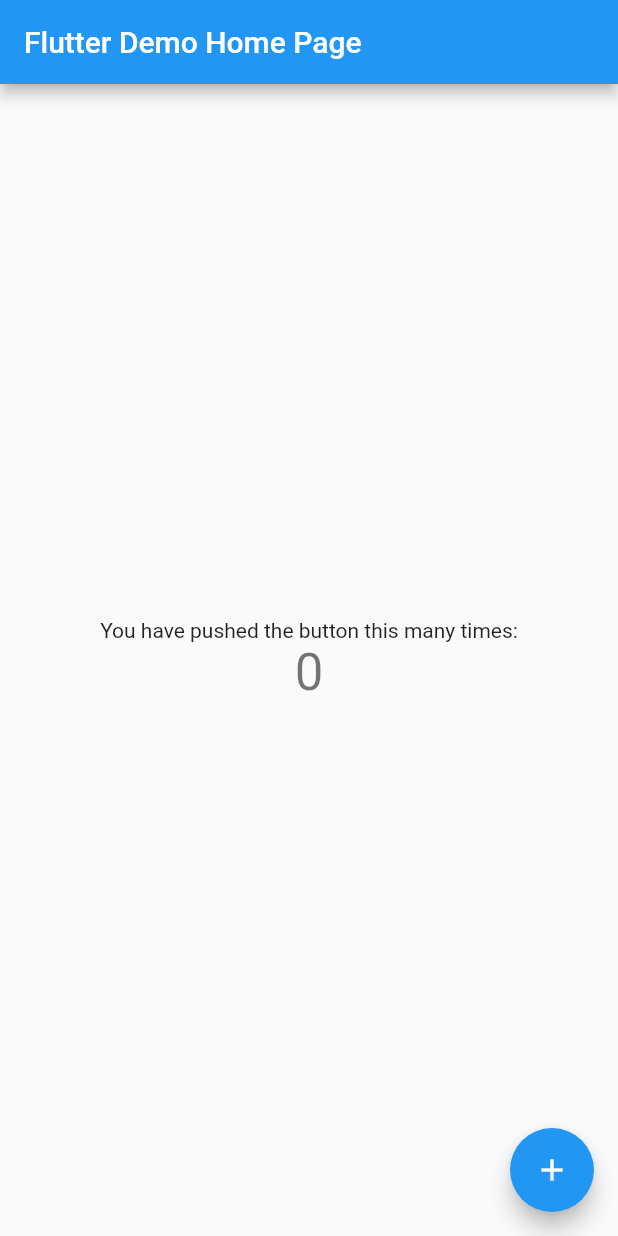
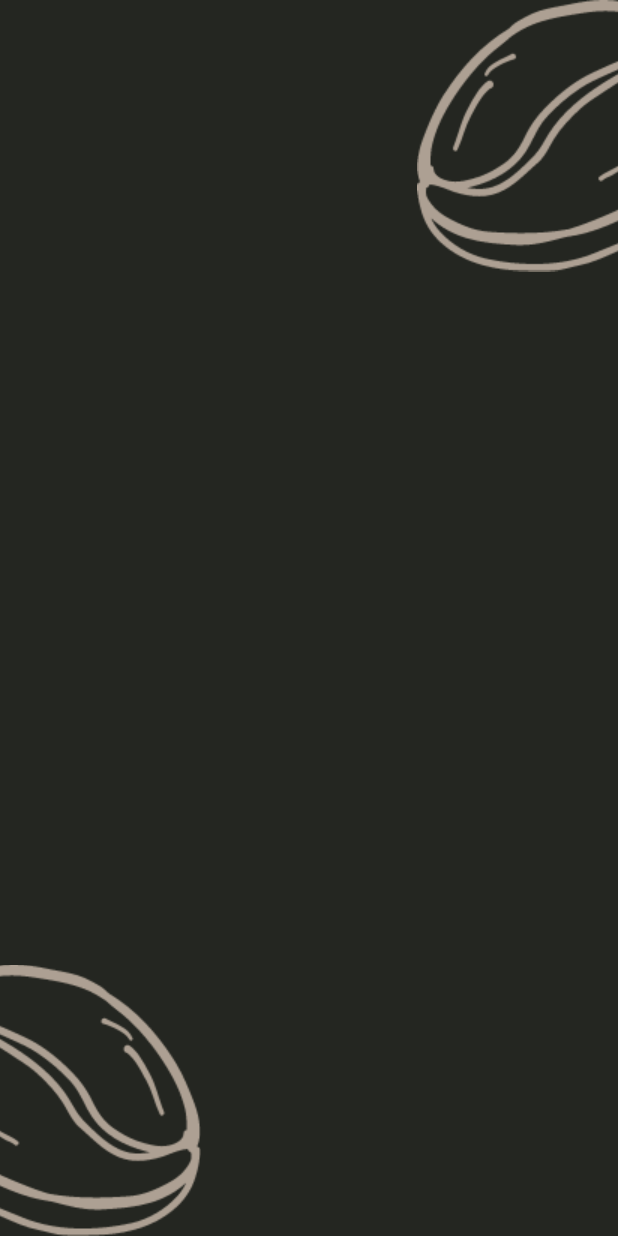
Before and after one commit to olayemii/coffee-store-ui, a Flutter app: the screen it shows after launch, on a phone screen of 412 x 824 dp. Run offline on Flutter 3.47's test engine with Material 2 defaults, Android fonts, the phone set to English and light mode, and no system bars; our stand-ins replace flutter_screenutil, google_fonts.

```diff
--- a/lib/main.dart
+++ b/lib/main.dart
@@ -1,117 +1,43 @@
+import 'package:coffee_store_ui/pages/landing_page.dart';
+import 'package:coffee_store_ui/utils/constants.dart';
 import 'package:flutter/material.dart';
+import 'package:flutter_screenutil/flutter_screenutil.dart';
+import 'package:google_fonts/google_fonts.dart';
 
 void main() {
   runApp(MyApp());
 }
 
 class MyApp extends StatelessWidget {
-  // This widget is the root of your application.
   @override
   Widget build(BuildContext context) {
-    return MaterialApp(
-      title: 'Flutter Demo',
-      theme: ThemeData(
-        // This is the theme of your application.
-        //
-        // Try running your application with "flutter run". You'll see the
-        // application has a blue toolbar. Then, without quitting the app, try
-        // changing the primarySwatch below to Colors.green and then invoke
-        // "hot reload" (press "r" in the console where you ran "flutter run",
-        // or simply save your changes to "hot reload" in a Flutter IDE).
-        // Notice that the counter didn't reset back to zero; the application
-        // is not restarted.
-        primarySwatch: Colors.blue,
-        // This makes the visual density adapt to the platform that you run
-        // the app on. For desktop platforms, the controls will be smaller and
-        // closer together (more dense) than on mobile platforms.
-        visualDensity: VisualDensity.adaptivePlatformDensity,
+    return ScreenUtilInit(
+      designSize: Size(375, 812),
+      allowFontScaling: false,
+      child: MaterialApp(
+        debugShowCheckedModeBanner: false,
+        title: "Flutter Laundry UI",
+        theme: ThemeData(
+          scaffoldBackgroundColor: kFadedScaffoldColor,
+          visualDensity: VisualDensity.adaptivePlatformDensity,
+          textTheme: GoogleFonts.poppinsTextTheme(),
+        ),
+        initialRoute: "/",
+        onGenerateRoute: _onGenerateRoute,
       ),
-      home: MyHomePage(title: 'Flutter Demo Home Page'),
     );
   }
 }
 
-class MyHomePage extends StatefulWidget {
-  MyHomePage({Key key, this.title}) : super(key: key);
-
-  // This widget is the home page of your application. It is stateful, meaning
-  // that it has a State object (defined below) that contains fields that affect
-  // how it looks.
-
-  // This class is the configuration for the state. It holds the values (in this
-  // case the title) provided by the parent (in this case the App widget) and
-  // used by the build method of the State. Fields in a Widget subclass are
-  // always marked "final".
-
-  final String title;
-
-  @override
-  _MyHomePageState createState() => _MyHomePageState();
-}
-
-class _MyHomePageState extends State<MyHomePage> {
-  int _counter = 0;
-
-  void _incrementCounter() {
-    setState(() {
-      // This call to setState tells the Flutter framework that something has
-      // changed in this State, which causes it to rerun the build method below
-      // so that the display can reflect the updated values. If we changed
-      // _counter without calling setState(), then the build method would not be
-      // called again, and so nothing would appear to happen.
-      _counter++;
-    });
-  }
-
-  @override
-  Widget build(BuildContext context) {
-    // This method is rerun every time setState is called, for instance as done
-    // by the _incrementCounter method above.
-    //
-    // The Flutter framework has been optimized to make rerunning build methods
-    // fast, so that you can just rebuild anything that needs updating rather
-    // than having to individually change instances of widgets.
-    return Scaffold(
-      appBar: AppBar(
-        // Here we take the value from the MyHomePage object that was created by
-        // the App.build method, and use it to set our appbar title.
-        title: Text(widget.title),
-      ),
-      body: Center(
-        // Center is a layout widget. It takes a single child and positions it
-        // in the middle of the parent.
-        child: Column(
-          // Column is also a layout widget. It takes a list of children and
-          // arranges them vertically. By default, it sizes itself to fit its
-          // children horizontally, and tries to be as tall as its parent.
-          //
-          // Invoke "debug painting" (press "p" in the console, choose the
-          // "Toggle Debug Paint" action from the Flutter Inspector in Android
-          // Studio, or the "Toggle Debug Paint" command in Visual Studio Code)
-          // to see the wireframe for each widget.
-          //
-          // Column has various properties to control how it sizes itself and
-          // how it positions its children. Here we use mainAxisAlignment to
-          // center the children vertically; the main axis here is the vertical
-          // axis because Columns are vertical (the cross axis would be
-          // horizontal).
-          mainAxisAlignment: MainAxisAlignment.center,
-          children: <Widget>[
-            Text(
-              'You have pushed the button this many times:',
-            ),
-            Text(
-              '$_counter',
-              style: Theme.of(context).textTheme.headline4,
-            ),
-          ],
-        ),
-      ),
-      floatingActionButton: FloatingActionButton(
-        onPressed: _incrementCounter,
-        tooltip: 'Increment',
-        child: Icon(Icons.add),
-      ), // This trailing comma makes auto-formatting nicer for build methods.
-    );
+Route<dynamic> _onGenerateRoute(RouteSettings settings) {
+  switch (settings.name) {
+    case "/":
+      return MaterialPageRoute(builder: (BuildContext context) {
+        return LandingPage();
+      });
+    default:
+      return MaterialPageRoute(builder: (BuildContext context) {
+        return LandingPage();
+      });
   }
 }
--- /dev/null
+++ b/lib/pages/landing_page.dart
@@ -0,0 +1,31 @@
+import 'package:coffee_store_ui/utils/constants.dart';
+import 'package:flutter/material.dart';
+
+class LandingPage extends StatelessWidget {
+  @override
+  Widget build(BuildContext context) {
+    return Scaffold(
+      backgroundColor: kPrimaryColor,
+      body: Container(
+        child: Stack(
+          children: [
+            Positioned(
+              top: 0.0,
+              right: -70.0,
+              child: Image.asset(
+                "assets/images/coffee2.png",
+              ),
+            ),
+            Positioned(
+              left: -70.0,
+              bottom: 0.0,
+              child: Image.asset(
+                "assets/images/coffee.png",
+              ),
+            ),
+          ],
+        ),
+      ),
+    );
+  }
+}
--- /dev/null
+++ b/lib/utils/constants.dart
@@ -0,0 +1,5 @@
+import 'package:flutter/material.dart';
+
+const Color kPrimaryColor = Color.fromRGBO(36, 38, 33, 1);
+const Color kTextColor1 = Color.fromRGBO(168, 158, 146, 1);
+const Color kFadedScaffoldColor = Color.fromRGBO(243, 240, 237, 1);
--- a/pubspec.yaml
+++ b/pubspec.yaml
@@ -23,7 +23,9 @@ environment:
 dependencies:
   flutter:
     sdk: flutter
-
+  flutter_screenutil: ^4.0.2+3
+  google_fonts: ^1.1.1
+  flutter_icons: ^1.1.0
   # The following adds the Cupertino Icons font to your application.
   # Use with the CupertinoIcons class for iOS style icons.
   cupertino_icons: ^1.0.0
```
Also changed, not shown: pubspec.lock, 3 other files.
